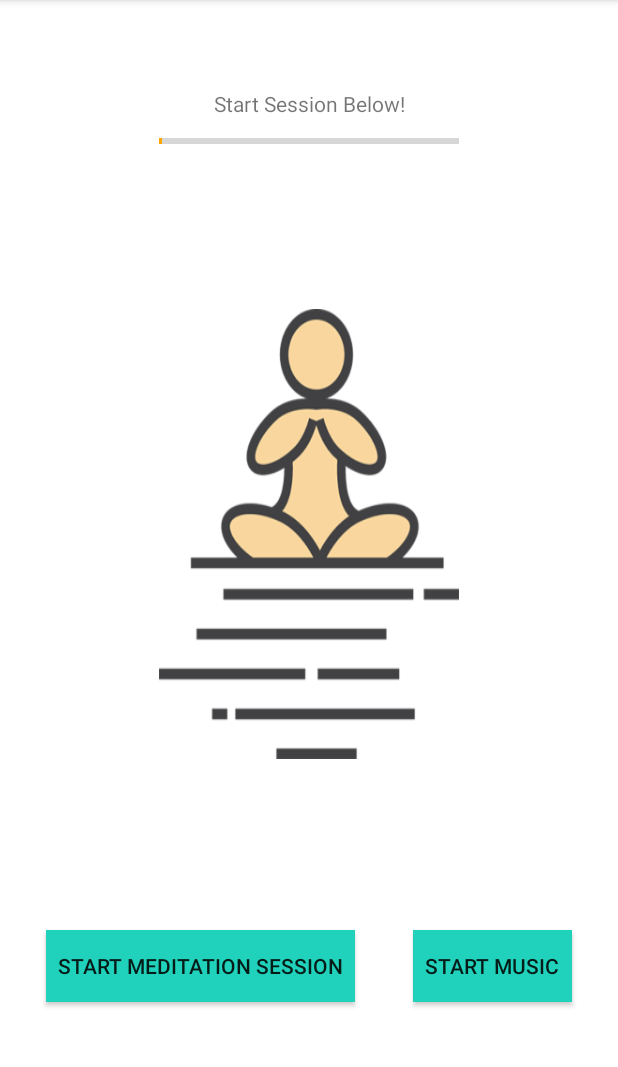
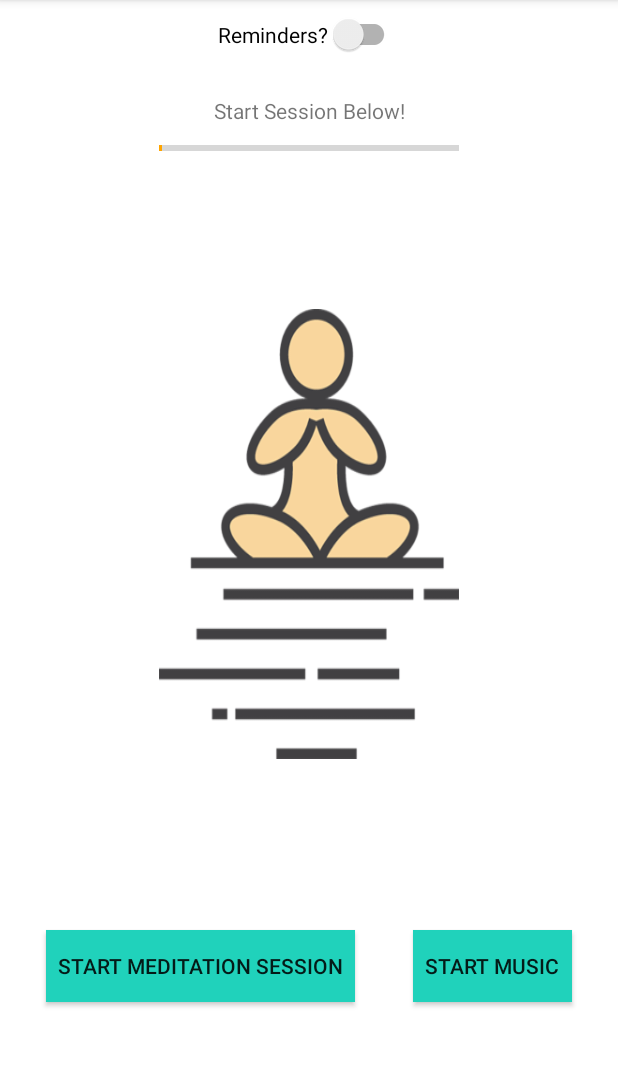
Before and after one commit to Hereiam123/Meditation-Reminder, an Android app: the MainActivity screen opened directly, with no data from a screen before it, on a phone screen of 412 x 824 dp, the part 84-1151 px from its top. Run offline under Robolectric (Android 15) with nearby library versions, the phone set to English and light mode, and no system bars; our stand-ins replace AdMob.

Commit message:
Updating MainActivity to handle Reminder toggle and associating with Notifications

```diff
--- a/app/src/main/res/layout/content_main.xml
+++ b/app/src/main/res/layout/content_main.xml
@@ -3,6 +3,17 @@
     xmlns:app="http://schemas.android.com/apk/res-auto"
     android:layout_width="match_parent"
     android:layout_height="match_parent">
+
+    <androidx.appcompat.widget.SwitchCompat
+        android:id="@+id/notificationToggle"
+        android:layout_width="wrap_content"
+        android:layout_height="wrap_content"
+        app:layout_constraintLeft_toLeftOf="parent"
+        app:layout_constraintRight_toRightOf="parent"
+        app:layout_constraintTop_toTopOf="parent"
+        android:layout_marginTop="65dp"
+        android:text="Reminders?"
+        />
 
     <TextView
         android:id="@+id/progressTime"
@@ -11,7 +22,7 @@
         app:layout_constraintTop_toTopOf="parent"
         app:layout_constraintLeft_toLeftOf="parent"
         app:layout_constraintRight_toRightOf="parent"
-        android:layout_marginTop="75dp"
+        android:layout_marginTop="80dp"
         android:gravity="center"
         android:text="Start Session Below!" />
 
```
